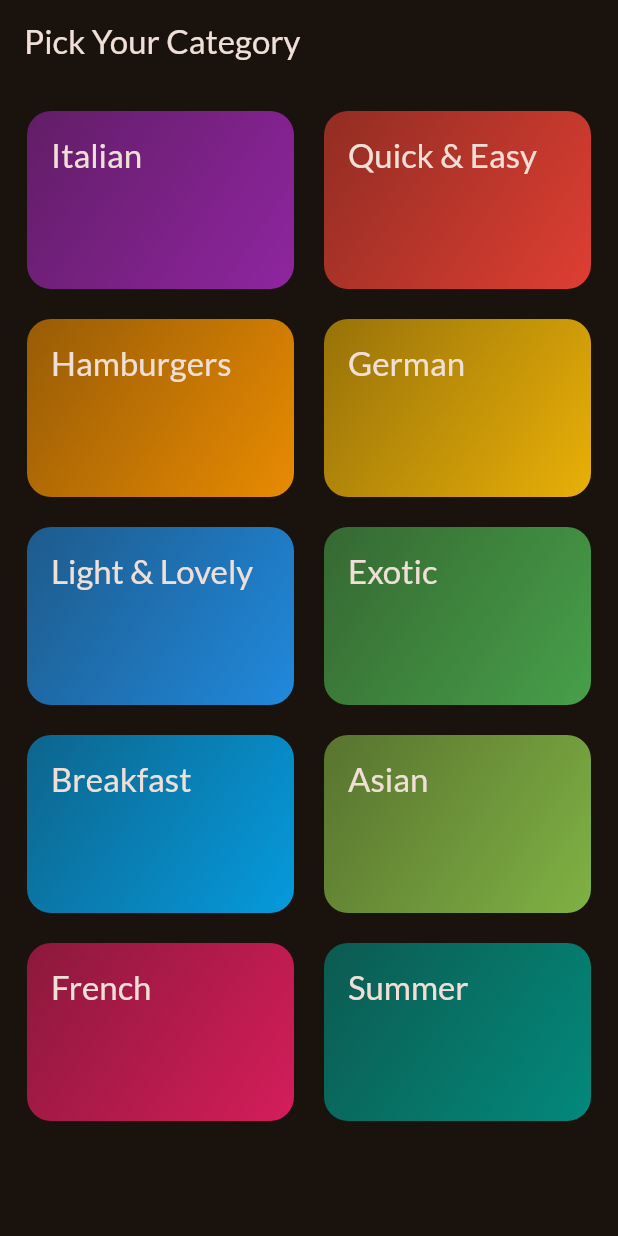
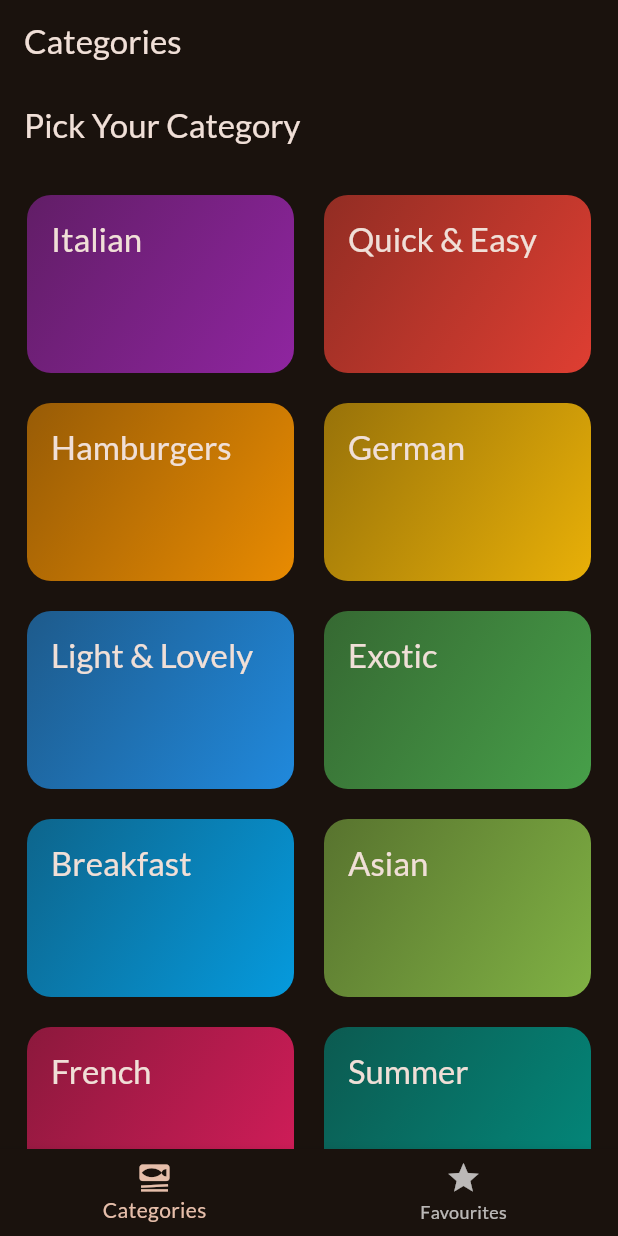
Before and after one commit to TVirus11/CookIt, a Flutter app: the screen it shows after launch, on a phone screen of 412 x 824 dp. Run offline on Flutter 3.47's test engine with Material 2 defaults, Android fonts, the phone set to English and light mode, and no system bars; our stand-ins replace google_fonts, transparent_image.

```diff
--- a/lib/main.dart
+++ b/lib/main.dart
@@ -1,4 +1,4 @@
-import 'package:cook_it/screens/categories.dart';
+import 'package:cook_it/screens/tabs.dart';
 import 'package:flutter/material.dart';
 import 'package:google_fonts/google_fonts.dart';
 
@@ -21,8 +21,8 @@ class App extends StatelessWidget {
   @override
   Widget build(BuildContext context) {
     return MaterialApp(
-        theme: theme,
-        home: const CategoriesScreen(),
+      theme: theme,
+      home: const TabsScreen(),
     );
   }
 }
--- a/lib/screens/meals.dart
+++ b/lib/screens/meals.dart
@@ -63,7 +63,8 @@ class MealsScreen extends StatelessWidget {
         itemCount: meals.length,
         itemBuilder: (ctx, index) =>
             MealItem(
-              meal: meals[index], onSelectMeal: selectMeal,
+              meal: meals[index],
+              onSelectMeal: selectMeal,
             ),
       );
     }
--- /dev/null
+++ b/lib/screens/tabs.dart
@@ -0,0 +1,56 @@
+import 'package:cook_it/screens/categories.dart';
+import 'package:cook_it/screens/meals.dart';
+import 'package:flutter/material.dart';
+
+class TabsScreen extends StatefulWidget {
+  const TabsScreen({super.key});
+
+  @override
+  State<TabsScreen> createState() {
+    return _TabsScreenState();
+  }
+}
+
+class _TabsScreenState extends State<TabsScreen> {
+  int _selectedPageIndex = 0;
+
+  void _selectPage(int index) {
+    setState(() {
+      _selectedPageIndex = index;
+    });
+  }
+
+  @override
+  Widget build(BuildContext context) {
+    Widget activePage = const CategoriesScreen();
+    var activePageTitle = 'Categories';
+
+    if (_selectedPageIndex == 1) {
+      activePage = const MealsScreen(
+        title: 'Favourites',
+        meals: [],
+      );
+      activePageTitle = 'Your Favourites';
+    }
+
+    return Scaffold(
+      appBar: AppBar(
+        title: Text(activePageTitle),
+      ),
+      body: activePage,
+      bottomNavigationBar: BottomNavigationBar(
+        onTap: _selectPage,
+        items: const [
+          BottomNavigationBarItem(
+            icon: Icon(Icons.set_meal),
+            label: 'Categories',
+          ),
+          BottomNavigationBarItem(
+            icon: Icon(Icons.star),
+            label: 'Favourites',
+          ),
+        ],
+      ),
+    );
+  }
+}
```
Also changed, not shown: lib/screens/meal_details.dart (+58 -5 lines).
